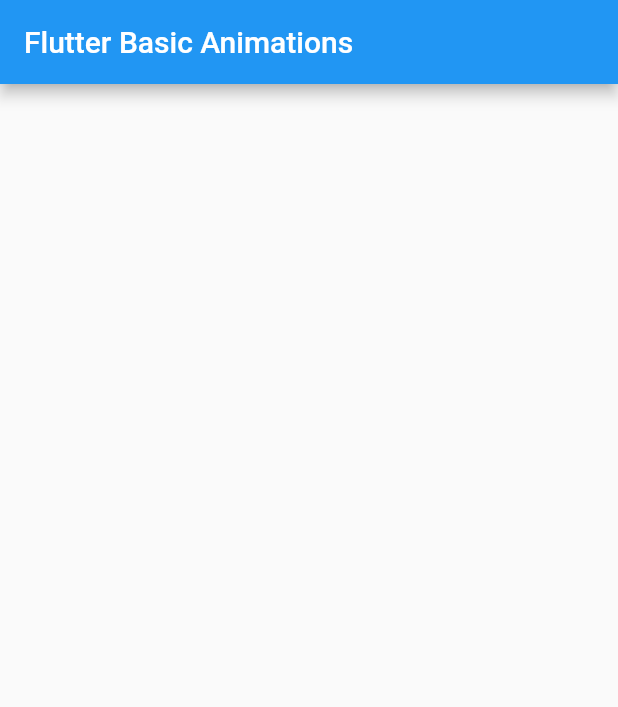
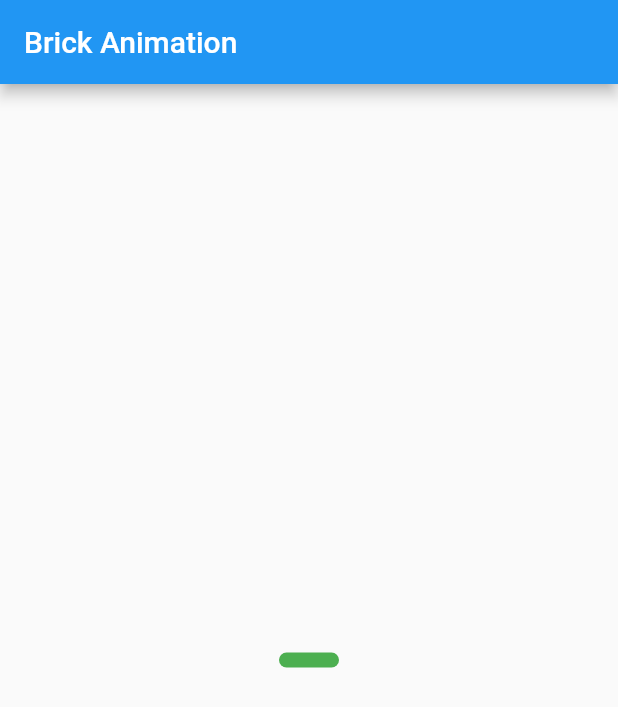
Before and after one commit to bhavikvashi1804/flutter_basic_animations, a Flutter app: the screen it shows after launch, on a phone screen of 412 x 824 dp. Shown: the top 707 px of the screen. Run offline on Flutter 3.47's test engine with Material 2 defaults, Android fonts, the phone set to English and light mode, and no system bars.

Commit message:
Brick Animation 01 : One Brick UI

```diff
--- /dev/null
+++ b/lib/brick_anim.dart
@@ -0,0 +1,29 @@
+import 'package:flutter/material.dart';
+
+class BrickPage extends StatefulWidget {
+  @override
+  _BrickPageState createState() => _BrickPageState();
+}
+
+class _BrickPageState extends State<BrickPage> {
+  @override
+  Widget build(BuildContext context) {
+    return Scaffold(
+      appBar: AppBar(
+        title: Text('Brick Animation'),
+      ),
+
+      body: Center(
+        child: Container(
+          height: 10,
+          width: 40,
+          decoration: BoxDecoration(
+            color: Colors.green,
+            borderRadius: BorderRadius.circular(15.0)
+          ),
+
+        ),
+      ),
+    );
+  }
+}
--- a/lib/main.dart
+++ b/lib/main.dart
@@ -1,5 +1,5 @@
 import 'package:flutter/material.dart';
-import 'dart:math' as math;
+import './brick_anim.dart';
 
 void main() {
   runApp(MyApp());
@@ -11,97 +11,7 @@
   Widget build(BuildContext context) {
     return MaterialApp(
       title: 'Flutter Demo',
-      home: MyHomePage(),
+      home: BrickPage(),
     );
   }
 }
-
-class MyHomePage extends StatefulWidget {
-  MyHomePage({Key key}) : super(key: key);
-
-  @override
-  _MyHomePageState createState() => _MyHomePageState();
-}
-
-class _MyHomePageState extends State<MyHomePage> with SingleTickerProviderStateMixin{
-
-
-  Animation<double> _animation;
-  AnimationController _animationController;
-
-
-
-
-
-  @override
-  void initState() {
-    _animationController=AnimationController(
-      vsync: this,
-      duration: Duration(milliseconds: 1500),
-    );
-    _animation=Tween<double>(begin: -1.0,end: 0.0).animate(
-      CurvedAnimation(
-        curve: Curves.fastOutSlowIn,
-        parent: _animationController
-      )
-    )..addStatusListener(myListener);
-
-
-
-    _animationController.forward();
-
-
-    super.initState();
-  }
-
-  @override
-  void dispose() {
-    _animationController.dispose();
-    super.dispose();
-  }
-
-
-  void myListener(status){
-
-    if(status==AnimationStatus.completed){
-      _animation.removeStatusListener(myListener);
-      _animationController.reset();
-      _animation=Tween<double>(begin: 0.0,end: 1.0).animate(
-        CurvedAnimation(
-          curve: Curves.fastOutSlowIn,
-          parent: _animationController
-        )
-      );
-      _animationController.forward();
-    }
-
-
-  }
-
-
-
-  @override
-  Widget build(BuildContext context) {
-    final width=MediaQuery.of(context).size.width;
-    return Scaffold(
-      appBar: AppBar(
-
-        title: Text('Flutter Basic Animations'),
-      ),
-      body: AnimatedBuilder(
-
-        animation: _animationController,
-        builder: (context, child) =>Transform(
-          transform: Matrix4.translationValues(_animation.value*width, 0.0, 0.0),
-          child: Center(
-            child: Container(
-              height: 100,
-              width: 100,
-              color: Colors.deepOrangeAccent,
-            )
-          ),
-        ),
-      )
-    );
-  }
-}
```
